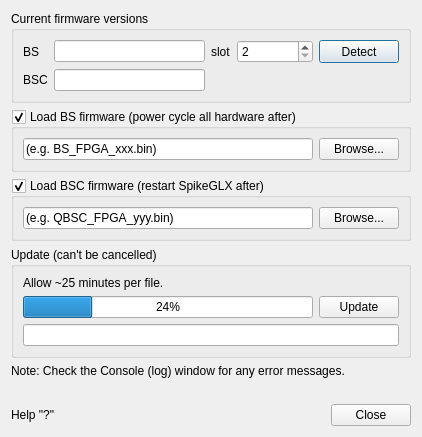
This is Forms/IMFirmDlg.ui in billkarsh/SpikeGLX as Qt 5 draws it before an edit. The edited form follows.
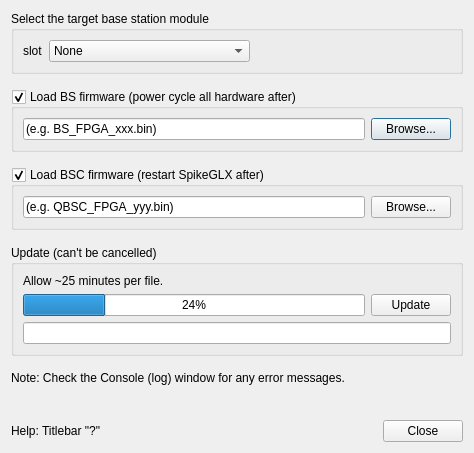
This is the edited form.

Commit message: Simplify Update Firmware dialog

Patch:
```diff
--- a/Forms/IMFirmDlg.ui
+++ b/Forms/IMFirmDlg.ui
@@ -9,119 +9,92 @@
    <rect>
     <x>0</x>
     <y>0</y>
-    <width>422</width>
-    <height>420</height>
+    <width>474</width>
+    <height>432</height>
    </rect>
   </property>
   <property name="windowTitle">
    <string>Update Imec Firmware</string>
   </property>
   <layout class="QGridLayout" name="gridLayout_5">
+   <property name="verticalSpacing">
+    <number>15</number>
+   </property>
    <item row="0" column="0">
     <widget class="QGroupBox" name="groupBox">
      <property name="title">
-      <string>Current firmware versions</string>
+      <string>Select the target base station module</string>
      </property>
-     <layout class="QGridLayout" name="gridLayout_2" columnstretch="0,2,0,1,0">
-      <item row="0" column="3">
-       <widget class="QSpinBox" name="slotSB">
-        <property name="sizePolicy">
-         <sizepolicy hsizetype="MinimumExpanding" vsizetype="Fixed">
-          <horstretch>0</horstretch>
-          <verstretch>0</verstretch>
-         </sizepolicy>
-        </property>
-        <property name="minimum">
-         <number>2</number>
-        </property>
-        <property name="maximum">
-         <number>8</number>
-        </property>
-       </widget>
-      </item>
-      <item row="0" column="2">
+     <layout class="QGridLayout" name="gridLayout_2" columnstretch="0,0,0">
+      <item row="1" column="0">
        <widget class="QLabel" name="label">
         <property name="text">
          <string>slot</string>
         </property>
        </widget>
       </item>
-      <item row="1" column="0">
-       <widget class="QLabel" name="bscLbl">
-        <property name="sizePolicy">
-         <sizepolicy hsizetype="Preferred" vsizetype="Preferred">
-          <horstretch>0</horstretch>
-          <verstretch>0</verstretch>
-         </sizepolicy>
-        </property>
-        <property name="text">
-         <string>BSC</string>
-        </property>
-       </widget>
-      </item>
-      <item row="0" column="4">
-       <widget class="QPushButton" name="detectBut">
-        <property name="sizePolicy">
-         <sizepolicy hsizetype="Preferred" vsizetype="Preferred">
-          <horstretch>0</horstretch>
-          <verstretch>0</verstretch>
-         </sizepolicy>
-        </property>
-        <property name="text">
-         <string>Detect</string>
-        </property>
-       </widget>
-      </item>
-      <item row="0" column="0">
-       <widget class="QLabel" name="bsLbl">
-        <property name="sizePolicy">
-         <sizepolicy hsizetype="Preferred" vsizetype="Preferred">
-          <horstretch>0</horstretch>
-          <verstretch>0</verstretch>
-         </sizepolicy>
-        </property>
-        <property name="text">
-         <string>BS</string>
-        </property>
-       </widget>
-      </item>
       <item row="1" column="1">
-       <widget class="QLineEdit" name="bscLE">
+       <widget class="QComboBox" name="slotCB">
         <property name="sizePolicy">
          <sizepolicy hsizetype="MinimumExpanding" vsizetype="Fixed">
           <horstretch>0</horstretch>
           <verstretch>0</verstretch>
          </sizepolicy>
         </property>
-        <property name="focusPolicy">
-         <enum>Qt::NoFocus</enum>
-        </property>
-        <property name="text">
-         <string/>
-        </property>
-        <property name="readOnly">
-         <bool>true</bool>
-        </property>
+        <item>
+         <property name="text">
+          <string>None</string>
+         </property>
+        </item>
+        <item>
+         <property name="text">
+          <string>2</string>
+         </property>
+        </item>
+        <item>
+         <property name="text">
+          <string>3</string>
+         </property>
+        </item>
+        <item>
+         <property name="text">
+          <string>4</string>
+         </property>
+        </item>
+        <item>
+         <property name="text">
+          <string>5</string>
+         </property>
+        </item>
+        <item>
+         <property name="text">
+          <string>6</string>
+         </property>
+        </item>
+        <item>
+         <property name="text">
+          <string>7</string>
+         </property>
+        </item>
+        <item>
+         <property name="text">
+          <string>8</string>
+         </property>
+        </item>
        </widget>
       </item>
-      <item row="0" column="1">
-       <widget class="QLineEdit" name="bsLE">
-        <property name="sizePolicy">
-         <sizepolicy hsizetype="MinimumExpanding" vsizetype="Fixed">
-          <horstretch>0</horstretch>
-          <verstretch>0</verstretch>
-         </sizepolicy>
+      <item row="1" column="2">
+       <spacer name="horizontalSpacer_2">
+        <property name="orientation">
+         <enum>Qt::Horizontal</enum>
         </property>
-        <property name="focusPolicy">
-         <enum>Qt::NoFocus</enum>
+        <property name="sizeHint" stdset="0">
+         <size>
+          <width>40</width>
+          <height>20</height>
+         </size>
         </property>
-        <property name="text">
-         <string/>
-        </property>
-        <property name="readOnly">
-         <bool>true</bool>
-        </property>
-       </widget>
+       </spacer>
       </item>
      </layout>
     </widget>
@@ -288,7 +261,7 @@
      <item>
       <widget class="QLabel" name="label_4">
        <property name="text">
-        <string>Help &quot;?&quot;</string>
+        <string>Help: Titlebar &quot;?&quot;</string>
        </property>
       </widget>
      </item>
```
Left out of the diff: 3 changed lines with no effect on the pictures. The commit also changes 8 other files.
